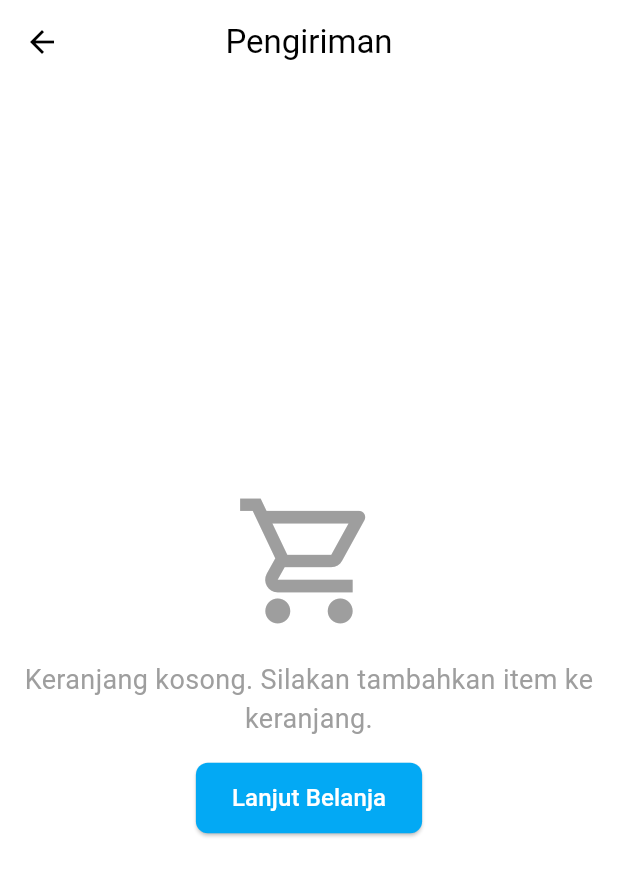
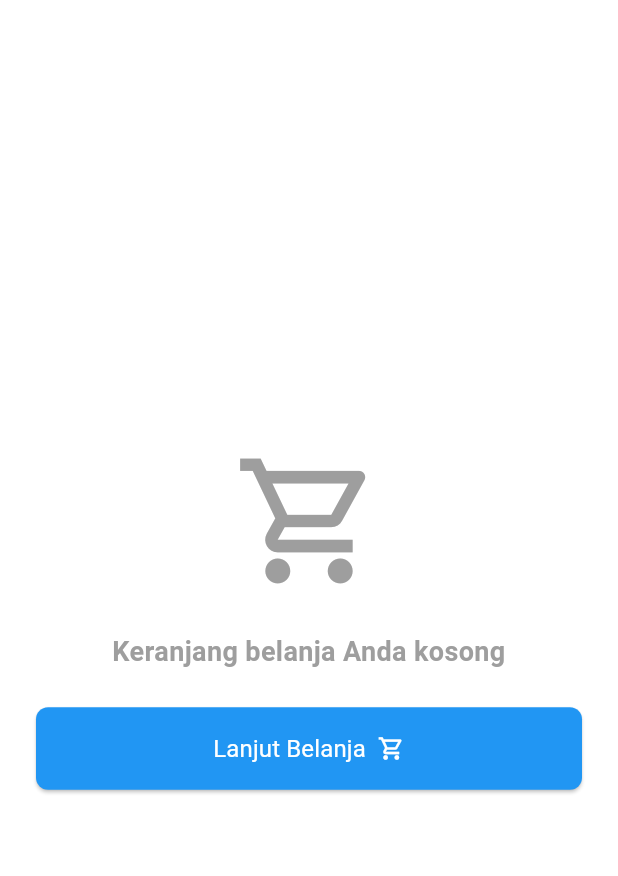
Before and after one commit to Kelompok-E07-PBP/proyek-akhir-semester, a Flutter app: the ShippingPage screen opened directly, on a phone screen of 412 x 824 dp. Shown: the top 876 px of the screen. Run offline on Flutter 3.47's test engine with Material 3 defaults, Android fonts, the phone set to English and light mode, and no system bars; missing offline and left inert: pbp_django_auth.

Commit message:
Added custom button, empty cart, empty shipping widgets for consistency, change colors to use primary theme

```diff
--- a/lib/pages/login.dart
+++ b/lib/pages/login.dart
@@ -21,8 +21,8 @@ class LoginApp extends StatelessWidget {
       theme: ThemeData(
         useMaterial3: true,
         colorScheme: ColorScheme.fromSwatch(
-            primarySwatch: Colors.lightBlue,
-        ).copyWith(secondary: Colors.lightBlue[400]),
+            primarySwatch: Colors.blue,
+        ).copyWith(secondary: Colors.blue[800]),
       ),
       home: const LoginPage(),
     );
--- a/lib/pages/review_form.dart
+++ b/lib/pages/review_form.dart
@@ -5,7 +5,7 @@ class ReviewFormPage extends StatefulWidget {
   final Map<String, dynamic>? reviewData;
   final bool isEditing;
 
-  const ReviewFormPage({Key? key, this.reviewData, required this.isEditing}) : super(key: key);
+  const ReviewFormPage({super.key, this.reviewData, required this.isEditing});
 
   @override
   State<ReviewFormPage> createState() => _ReviewFormPageState();
--- a/lib/pages/shipping.dart
+++ b/lib/pages/shipping.dart
@@ -1,12 +1,13 @@
 import 'package:flutter/material.dart';
-import 'package:mujur_reborn/pages/payment.dart';
 import 'package:mujur_reborn/providers/navigation_provider.dart';
+import 'package:mujur_reborn/widgets/empty_cart.dart';
 import 'package:mujur_reborn/widgets/shipping_form.dart';
 import 'package:pbp_django_auth/pbp_django_auth.dart';
 import 'package:provider/provider.dart';
+import 'package:mujur_reborn/widgets/checkout_progress.dart'; // Add this
 
 class ShippingPage extends StatefulWidget {
-  const ShippingPage({Key? key}) : super(key: key);
+  const ShippingPage({super.key});
 
   @override
   _ShippingPageState createState() => _ShippingPageState();
@@ -48,7 +49,6 @@ class _ShippingPageState extends State<ShippingPage> {
     setState(() => isLoading = true);
 
     try {
-
       final response = await request.post(
         'http://localhost:8000/pengiriman/process_pengiriman_ajax/',
         formData,
@@ -107,53 +107,29 @@ class _ShippingPageState extends State<ShippingPage> {
   @override
   Widget build(BuildContext context) {
     return Scaffold(
-      appBar: AppBar(
-        title: const Text('Pengiriman'),
-        centerTitle: true,
-      ),
       body: isLoading
           ? const Center(child: CircularProgressIndicator())
           : cartItems.isEmpty
               ? _buildEmptyCart()
-              : ShippingForm(
-                  onSubmit: _submitShippingForm,
+              : Column(
+                  children: [
+                    Padding(
+                      padding: const EdgeInsets.all(16.0),
+                      child: CheckoutProgress(currentStep: 1),
+                    ),
+                    Expanded(
+                      child: ShippingForm(
+                        onSubmit: _submitShippingForm,
+                      ),
+                    ),
+                  ],
                 ),
     );
   }
 
   Widget _buildEmptyCart() {
-    return Center(
-      child: Column(
-        mainAxisAlignment: MainAxisAlignment.center,
-        children: [
-          const Icon(
-            Icons.shopping_cart_outlined,
-            size: 100,
-            color: Colors.grey,
-          ),
-          const SizedBox(height: 16),
-          const Text(
-            'Keranjang kosong. Silakan tambahkan item ke keranjang.',
-            style: TextStyle(fontSize: 18, color: Colors.grey),
-            textAlign: TextAlign.center,
-          ),
-          const SizedBox(height: 16),
-          ElevatedButton(
-            onPressed: () => Navigator.pushReplacementNamed(context, '/cart'),
-            style: ElevatedButton.styleFrom(
-              padding: const EdgeInsets.symmetric(horizontal: 24, vertical: 12),
-              backgroundColor: Colors.lightBlue,
-              shape: RoundedRectangleBorder(
-                borderRadius: BorderRadius.circular(8),
-              ),
-            ),
-            child: const Text(
-              'Lanjut Belanja',
-              style: TextStyle(fontSize: 16, color: Colors.white),
-            ),
-          ),
-        ],
-      ),
+    return const EmptyCartWidget(
+      message: 'Keranjang belanja Anda kosong',
     );
   }
 }
--- /dev/null
+++ b/lib/widgets/button.dart
@@ -0,0 +1,67 @@
+import 'package:flutter/material.dart';
+class CustomButton extends StatelessWidget {
+  final String text;
+  final VoidCallback onPressed;
+  final Color backgroundColor;
+  final IconData? icon;
+  final TextStyle? textStyle;
+  final double? width;
+  final bool isLoading;
+
+  const CustomButton({
+    super.key,
+    required this.text,
+    required this.onPressed,
+    this.backgroundColor = Colors.blue,
+    this.icon,
+    this.textStyle,
+    this.width,
+    this.isLoading = false,
+  });
+
+  @override
+  Widget build(BuildContext context) {
+    return Center(
+      child: SizedBox(
+        width: width ?? double.infinity,
+        child: ElevatedButton(
+          onPressed: isLoading ? null : onPressed,
+          style: ElevatedButton.styleFrom(
+            backgroundColor: backgroundColor,
+            padding: const EdgeInsets.symmetric(vertical: 16),
+            shape: RoundedRectangleBorder(
+              borderRadius: BorderRadius.circular(8),
+            ),
+          ),
+          child: isLoading
+              ? const CircularProgressIndicator(
+                  color: Colors.white,
+                  strokeWidth: 2,
+                )
+              : Row(
+                  mainAxisAlignment: MainAxisAlignment.center,
+                  children: [
+                    Text(
+                      text,
+                      style: textStyle ??
+                          const TextStyle(
+                            color: Colors.white,
+                            fontSize: 16,
+                            fontWeight: FontWeight.normal,
+                          ),
+                    ),
+                    if (icon != null) ...[
+                      const SizedBox(width: 8),
+                      Icon(
+                        icon,
+                        color: Colors.white,
+                        size: 18,
+                      ),
+                    ],
+                  ],
+                ),
+        ),
+      ),
+    );
+  }
+}
--- /dev/null
+++ b/lib/widgets/empty_cart.dart
@@ -0,0 +1,47 @@
+import 'package:flutter/material.dart';
+import 'package:mujur_reborn/providers/navigation_provider.dart';
+import 'package:mujur_reborn/widgets/button.dart';
+import 'package:provider/provider.dart';
+
+class EmptyCartWidget extends StatelessWidget {
+  final String message;
+
+  const EmptyCartWidget({
+    super.key,
+    required this.message,
+  });
+
+  @override
+  Widget build(BuildContext context) {
+    return Center(
+      child: Padding(
+        padding: const EdgeInsets.symmetric(horizontal: 24.0),
+        child: Column(
+          mainAxisAlignment: MainAxisAlignment.center,
+          children: [
+            const Icon(Icons.shopping_cart_outlined, size: 100, color: Colors.grey),
+            const SizedBox(height: 24),
+            Text(
+              message,
+              style: const TextStyle(
+                fontSize: 18,
+                fontWeight: FontWeight.w600,
+                color: Colors.grey,
+              ),
+              textAlign: TextAlign.center,
+            ),
+            const SizedBox(height: 24),
+            CustomButton(
+              text: 'Lanjut Belanja',
+              onPressed: () {
+                Provider.of<NavigationProvider>(context, listen: false).setIndex(0);
+              },
+              backgroundColor: Theme.of(context).primaryColor,
+              icon: Icons.shopping_cart_outlined,
+            ),
+          ],
+        ),
+      ),
+    );
+  }
+}
--- a/lib/widgets/review_card.dart
+++ b/lib/widgets/review_card.dart
@@ -9,11 +9,11 @@ class ReviewItem extends StatelessWidget {
   final Function(UlasanEntry) onEditReview;
 
   const ReviewItem({
-    Key? key,
+    super.key,
     required this.review,
     required this.onRemoveReview,
     required this.onEditReview, required String formattedDate, required CookieRequest request,
-  }) : super(key: key);
+  });
 
   @override
   Widget build(BuildContext context) {
```
Also changed, not shown: lib/main.dart (+20 -5 lines), lib/pages/cart.dart (+38 -82 lines), lib/pages/cart_form.dart (+4 -4 lines), lib/pages/payment.dart (+42 -130 lines), lib/widgets/checkout_progress.dart (added, +117 -0 lines), lib/widgets/empty_shipping.dart (added, +46 -0 lines), lib/widgets/product_card.dart (+10 -8 lines), lib/widgets/shipping_form.dart (+2 -8 lines).
